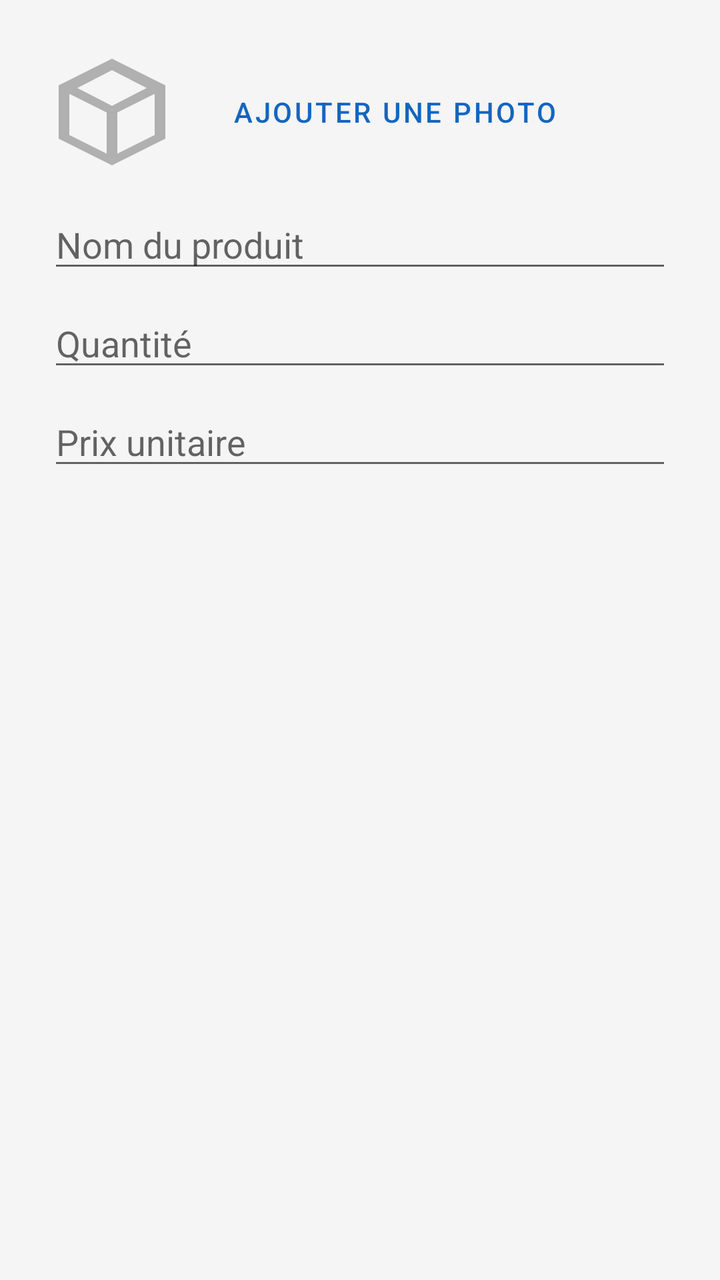
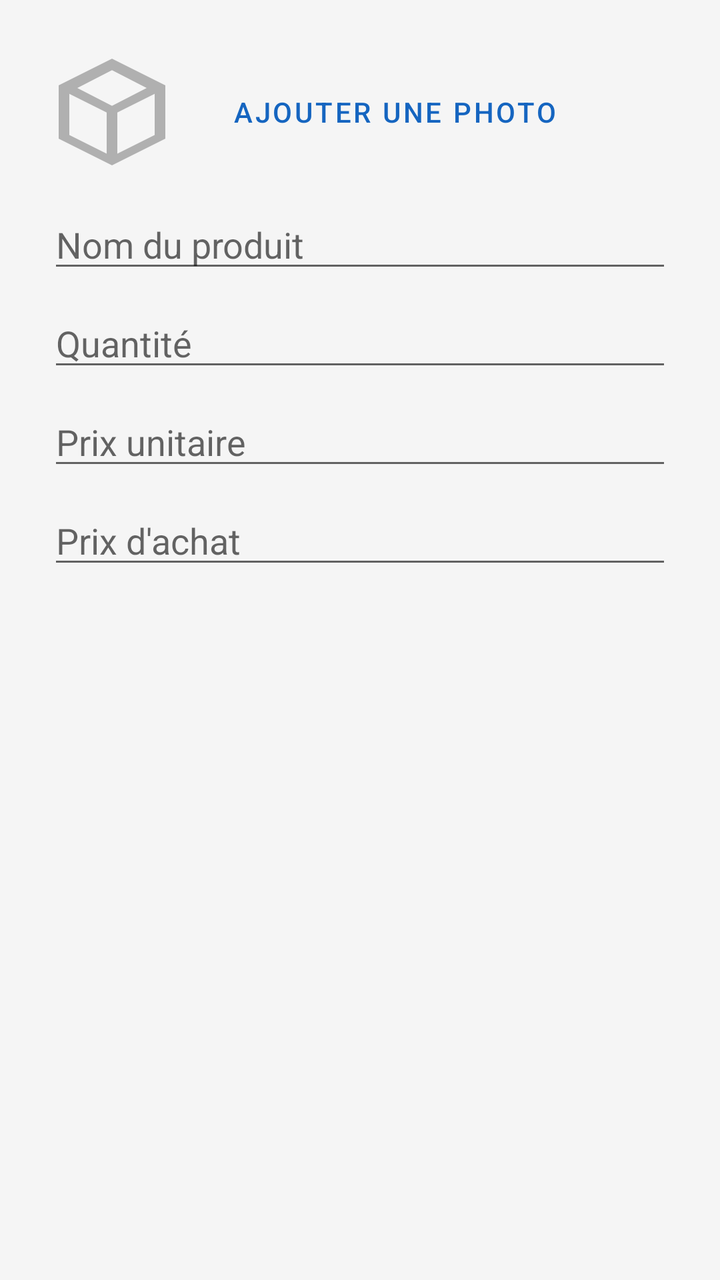

An Android layout rendered at two revisions. The XML below is the earlier revision; the diff shows what the commit changed to produce the second picture.
<!-- AndroidManifest.xml: application theme Theme.MonStock -->
<!-- res/layout/dialog_add_product.xml -->
<?xml version="1.0" encoding="utf-8"?>
<LinearLayout xmlns:android="http://schemas.android.com/apk/res/android"
    android:layout_width="match_parent"
    android:layout_height="wrap_content"
    android:orientation="vertical"
    android:padding="24dp">

    <LinearLayout
        android:layout_width="match_parent"
        android:layout_height="wrap_content"
        android:orientation="horizontal"
        android:gravity="center_vertical"
        android:layout_marginBottom="12dp">

        <ImageView
            android:id="@+id/ivPhotoPreview"
            android:layout_width="64dp"
            android:layout_height="64dp"
            android:scaleType="centerCrop"
            android:src="@drawable/ic_product_placeholder"
            android:background="@color/background"
            android:contentDescription="@null"
            android:layout_marginEnd="12dp" />

        <Button
            android:id="@+id/btnAddPhoto"
            android:layout_width="wrap_content"
            android:layout_height="wrap_content"
            android:text="@string/add_photo"
            style="@style/Widget.MaterialComponents.Button.OutlinedButton" />
    </LinearLayout>

    <EditText
        android:id="@+id/etName"
        android:layout_width="match_parent"
        android:layout_height="wrap_content"
        android:hint="@string/product_name" />

    <EditText
        android:id="@+id/etQuantity"
        android:layout_width="match_parent"
        android:layout_height="wrap_content"
        android:hint="@string/quantity"
        android:inputType="number"
        android:layout_marginTop="8dp" />

    <EditText
        android:id="@+id/etPrice"
        android:layout_width="match_parent"
        android:layout_height="wrap_content"
        android:hint="@string/price"
        android:inputType="numberDecimal"
        android:layout_marginTop="8dp" />

</LinearLayout>
<!-- resources referenced by this layout -->
<resources>
  <color name="background">#F5F5F5</color>
  <!-- drawable ic_product_placeholder (drawable) -->
  <vector xmlns:android="http://schemas.android.com/apk/res/android"
      android:width="48dp"
      android:height="48dp"
      android:viewportWidth="24"
      android:viewportHeight="24"
      android:tint="#B0B0B0">
      <path
          android:fillColor="@android:color/white"
          android:pathData="M12,2L2,7v10l10,5 10,-5V7L12,2zM12,4.15L18.5,7.5 12,10.85 5.5,7.5 12,4.15zM4,8.6l7,3.5v7.7l-7,-3.5V8.6zM13,19.8v-7.7l7,-3.5v7.7L13,19.8z" />
  </vector>
  <string name="add_photo">Ajouter une photo</string>
  <string name="price">Prix unitaire</string>
  <string name="product_name">Nom du produit</string>
  <string name="quantity">Quantité</string>
  <style name="Theme.MonStock" parent="Theme.MaterialComponents.DayNight.NoActionBar">
          <item name="colorPrimary">@color/primary</item>
          <item name="colorPrimaryDark">@color/primary_dark</item>
          <item name="colorAccent">@color/accent</item>
          <item name="android:windowBackground">@color/background</item>
      </style>
  <color name="primary">#1565C0</color>
  <color name="primary_dark">#0D47A1</color>
  <color name="accent">#43A047</color>
</resources>

<!-- the commit's change to res/layout/dialog_add_product.xml (unified diff, before → after) -->
@@ -52,4 +52,12 @@
         android:inputType="numberDecimal"
         android:layout_marginTop="8dp" />
 
+    <EditText
+        android:id="@+id/etCostPrice"
+        android:layout_width="match_parent"
+        android:layout_height="wrap_content"
+        android:hint="@string/cost_price"
+        android:inputType="numberDecimal"
+        android:layout_marginTop="8dp" />
+
 </LinearLayout>
<!-- resource entries referenced after the edit -->
@@ -13,6 +13,7 @@
           android:pathData="M12,2L2,7v10l10,5 10,-5V7L12,2zM12,4.15L18.5,7.5 12,10.85 5.5,7.5 12,4.15zM4,8.6l7,3.5v7.7l-7,-3.5V8.6zM13,19.8v-7.7l7,-3.5v7.7L13,19.8z" />
   </vector>
   <string name="add_photo">Ajouter une photo</string>
+  <string name="cost_price">Prix d\'achat</string>
   <string name="price">Prix unitaire</string>
   <string name="product_name">Nom du produit</string>
   <string name="quantity">Quantité</string>
